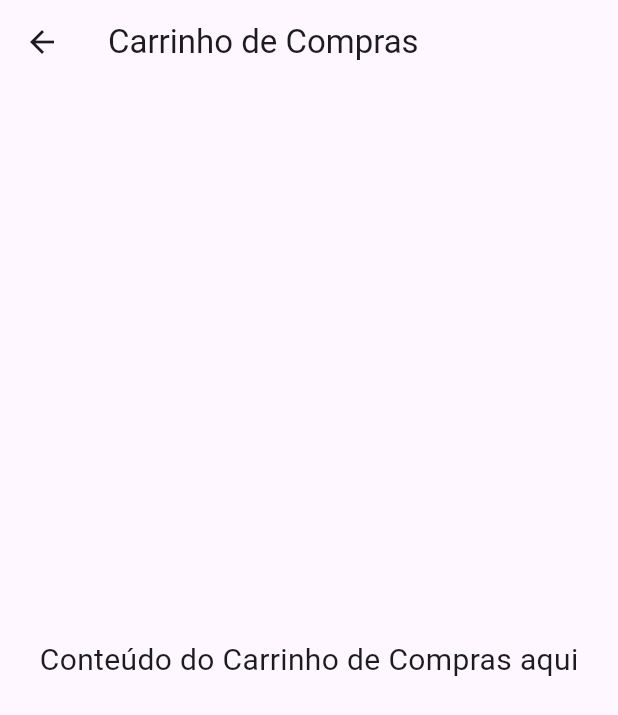
After one commit to arthurmayerhofer/acai_store, a Flutter app: the screen it shows after launch, item 2 of the bottom bar chosen, on a phone screen of 412 x 824 dp. The commit adds this screen. Shown: the top 715 px of the screen. Run offline on Flutter 3.47's test engine with Material 3 defaults, Android fonts, the phone set to English and light mode, and no system bars; our stand-ins replace carousel_slider.

Commit message:
first commit

```diff
--- /dev/null
+++ b/lib/views/cart_page.dart
@@ -0,0 +1,18 @@
+import 'package:flutter/material.dart';
+
+class CartPage extends StatelessWidget {
+  @override
+  Widget build(BuildContext context) {
+    return Scaffold(
+      appBar: AppBar(
+        title: const Text('Carrinho de Compras'),
+      ),
+      body: Center(
+        child: Text(
+          'Conteúdo do Carrinho de Compras aqui',
+          style: TextStyle(fontSize: 20.0),
+        ),
+      ),
+    );
+  }
+}
--- a/pubspec.yaml
+++ b/pubspec.yaml
@@ -36,6 +36,7 @@ dependencies:
   # Use with the CupertinoIcons class for iOS style icons.
   cupertino_icons: ^1.0.2
   carousel_slider: ^4.2.1
+  provider: ^6.1.2
 
 
 dev_dependencies:
```
Also changed, not shown: lib/models/cart_item.dart (added, +24 -0 lines), lib/views/appbar.dart (+6 -2 lines), pubspec.lock.
